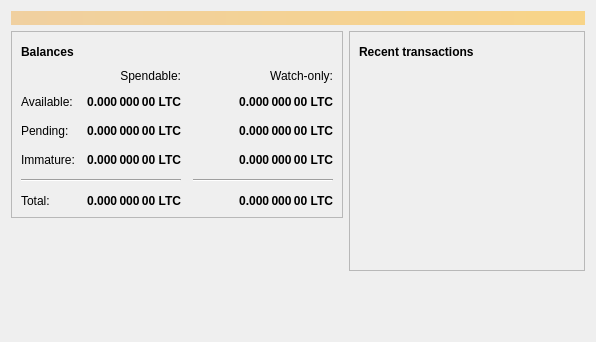
tealcoin-project/litecoin, file src/qt/forms/overviewpage.ui: the form before one commit.
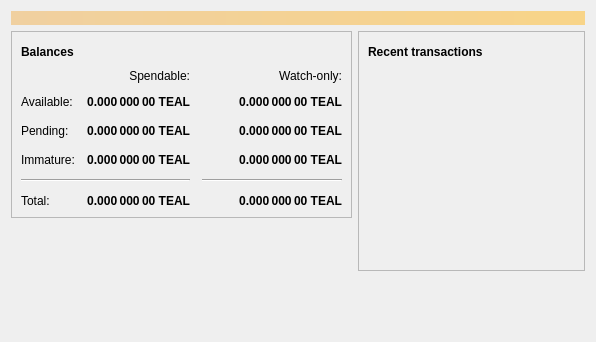
The form after the commit. Icons and pictures are not drawn.

The edit to the form file:
```diff
--- a/src/qt/forms/overviewpage.ui
+++ b/src/qt/forms/overviewpage.ui
@@ -129,7 +129,7 @@
                <string>Unconfirmed transactions to watch-only addresses</string>
               </property>
               <property name="text">
-               <string notr="true">0.000 000 00 LTC</string>
+               <string notr="true">0.000 000 00 TEAL</string>
               </property>
               <property name="alignment">
                <set>Qt::AlignRight|Qt::AlignTrailing|Qt::AlignVCenter</set>
@@ -154,7 +154,7 @@
                <string>Total of transactions that have yet to be confirmed, and do not yet count toward the spendable balance</string>
               </property>
               <property name="text">
-               <string notr="true">0.000 000 00 LTC</string>
+               <string notr="true">0.000 000 00 TEAL</string>
               </property>
               <property name="alignment">
                <set>Qt::AlignRight|Qt::AlignTrailing|Qt::AlignVCenter</set>
@@ -179,7 +179,7 @@
                <string>Mined balance in watch-only addresses that has not yet matured</string>
               </property>
               <property name="text">
-               <string notr="true">0.000 000 00 LTC</string>
+               <string notr="true">0.000 000 00 TEAL</string>
               </property>
               <property name="alignment">
                <set>Qt::AlignRight|Qt::AlignTrailing|Qt::AlignVCenter</set>
@@ -237,7 +237,7 @@
                <string>Mined balance that has not yet matured</string>
               </property>
               <property name="text">
-               <string notr="true">0.000 000 00 LTC</string>
+               <string notr="true">0.000 000 00 TEAL</string>
               </property>
               <property name="alignment">
                <set>Qt::AlignRight|Qt::AlignTrailing|Qt::AlignVCenter</set>
@@ -282,7 +282,7 @@
                <string>Your current total balance</string>
               </property>
               <property name="text">
-               <string notr="true">0.000 000 00 LTC</string>
+               <string notr="true">0.000 000 00 TEAL</string>
               </property>
               <property name="alignment">
                <set>Qt::AlignRight|Qt::AlignTrailing|Qt::AlignVCenter</set>
@@ -307,7 +307,7 @@
                <string>Current total balance in watch-only addresses</string>
               </property>
               <property name="text">
-               <string notr="true">0.000 000 00 LTC</string>
+               <string notr="true">0.000 000 00 TEAL</string>
               </property>
               <property name="alignment">
                <set>Qt::AlignRight|Qt::AlignTrailing|Qt::AlignVCenter</set>
@@ -349,7 +349,7 @@
                <string>Your current spendable balance</string>
               </property>
               <property name="text">
-               <string notr="true">0.000 000 00 LTC</string>
+               <string notr="true">0.000 000 00 TEAL</string>
               </property>
               <property name="alignment">
                <set>Qt::AlignRight|Qt::AlignTrailing|Qt::AlignVCenter</set>
@@ -374,7 +374,7 @@
                <string>Your current balance in watch-only addresses</string>
               </property>
               <property name="text">
-               <string notr="true">0.000 000 00 LTC</string>
+               <string notr="true">0.000 000 00 TEAL</string>
               </property>
               <property name="alignment">
                <set>Qt::AlignRight|Qt::AlignTrailing|Qt::AlignVCenter</set>
```
